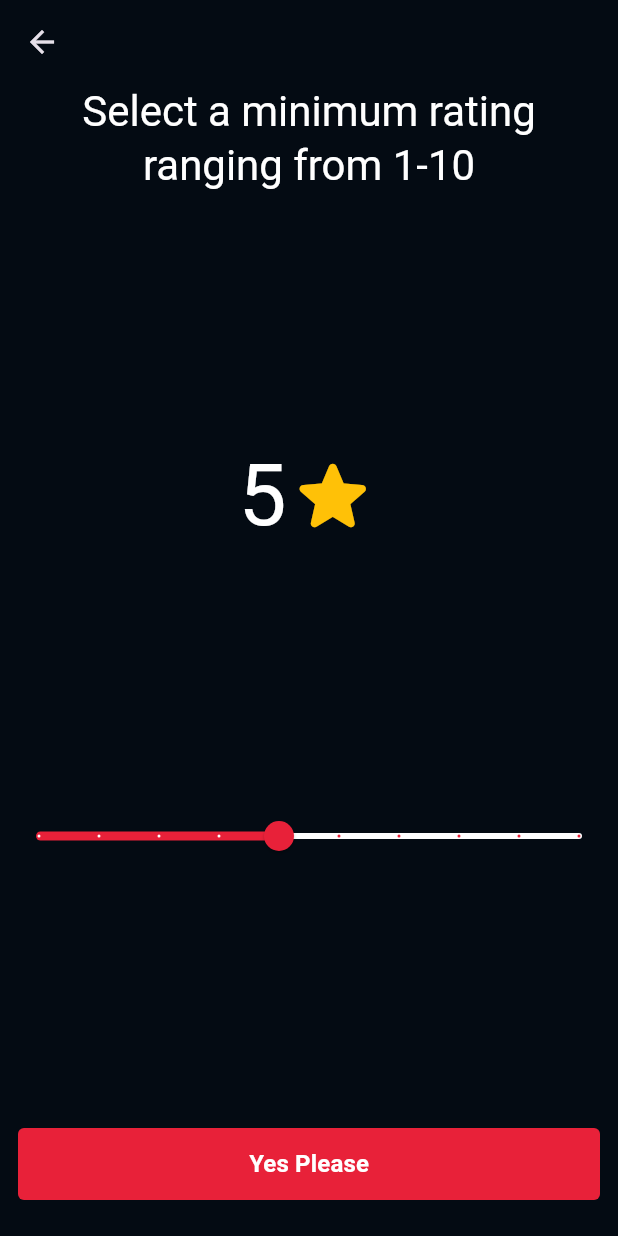
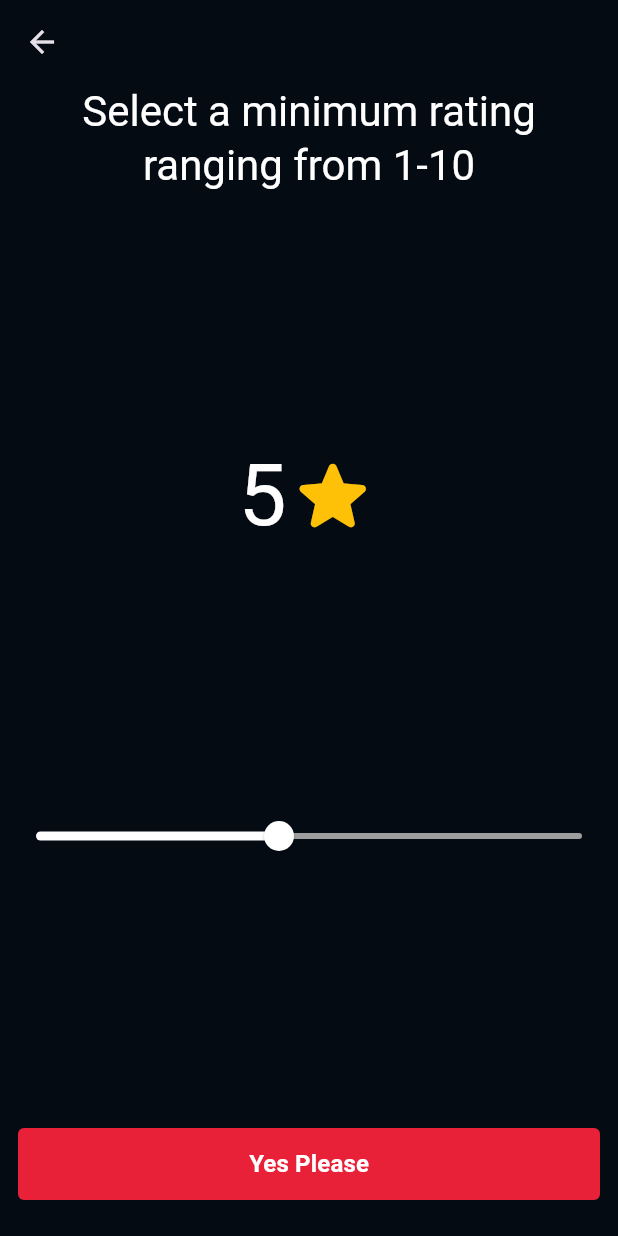
Before and after one commit to PawanRoy1997/flutter_movie_app, a Flutter app: the screen it shows after launch, swiped to page 3, on a phone screen of 412 x 824 dp. Run offline on Flutter 3.47's test engine with Material 3 defaults, Android fonts, the light colour scheme and no system bars.

Commit message:
Minor color correction

```diff
--- a/lib/features/movie_flow/ratings/rating_screen.dart
+++ b/lib/features/movie_flow/ratings/rating_screen.dart
@@ -58,8 +58,6 @@
               max: 10,
               divisions: 9,
               label: "${rating.ceil()}",
-              activeColor: theme.primaryColor,
-              inactiveColor: Colors.white,
             ),
             const Spacer(),
             PrimaryButton(onPressed: widget.nextPage, text: "Yes Please"),
--- a/lib/theme/custom_theme.dart
+++ b/lib/theme/custom_theme.dart
@@ -27,6 +27,7 @@
           inactiveTrackColor: Colors.grey,
           thumbColor: Colors.white,
           valueIndicatorColor: Palette.red500,
+          valueIndicatorTextStyle: TextStyle(color: Colors.white),
           inactiveTickMarkColor: Colors.transparent,
           activeTickMarkColor: Colors.transparent
         ),
```
